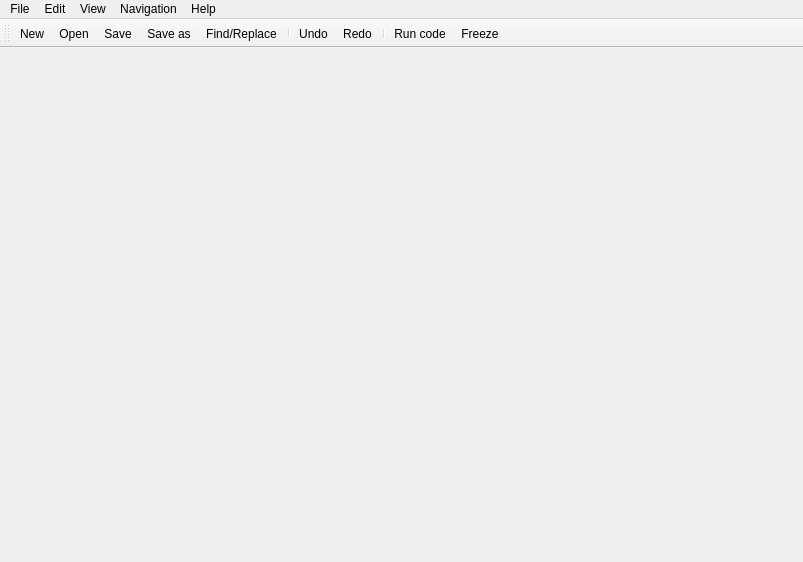
Old version of the form src/eeleditor.ui in the repository timschneeb/LiveprogIDE.
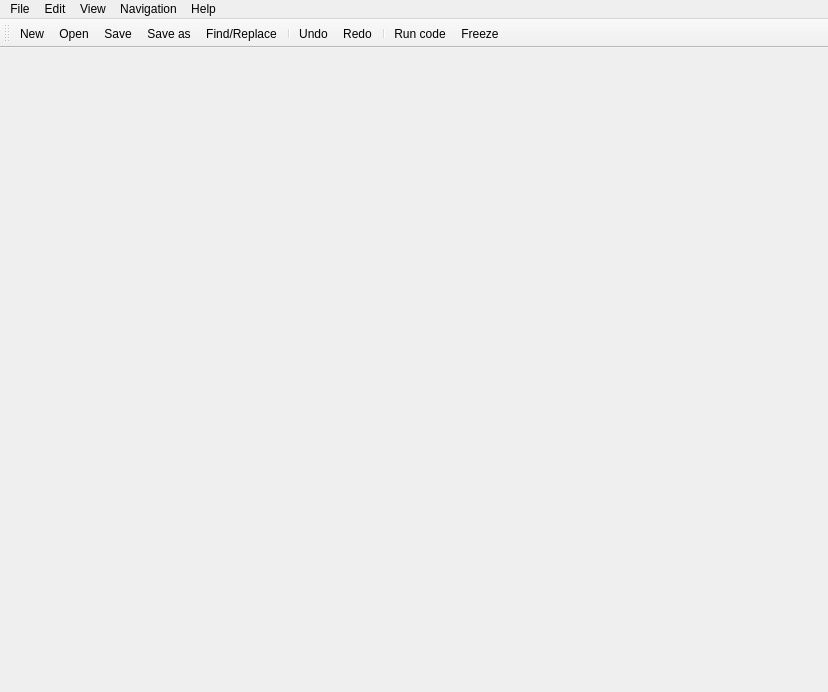
New version of the form. Icons and pictures are not drawn.

What changed in the file:
```diff
--- a/src/eeleditor.ui
+++ b/src/eeleditor.ui
@@ -6,8 +6,8 @@
    <rect>
     <x>0</x>
     <y>0</y>
-    <width>803</width>
-    <height>562</height>
+    <width>828</width>
+    <height>692</height>
    </rect>
   </property>
   <property name="windowTitle">
@@ -19,7 +19,7 @@
     <rect>
      <x>0</x>
      <y>0</y>
-     <width>803</width>
+     <width>828</width>
      <height>19</height>
     </rect>
    </property>
```
